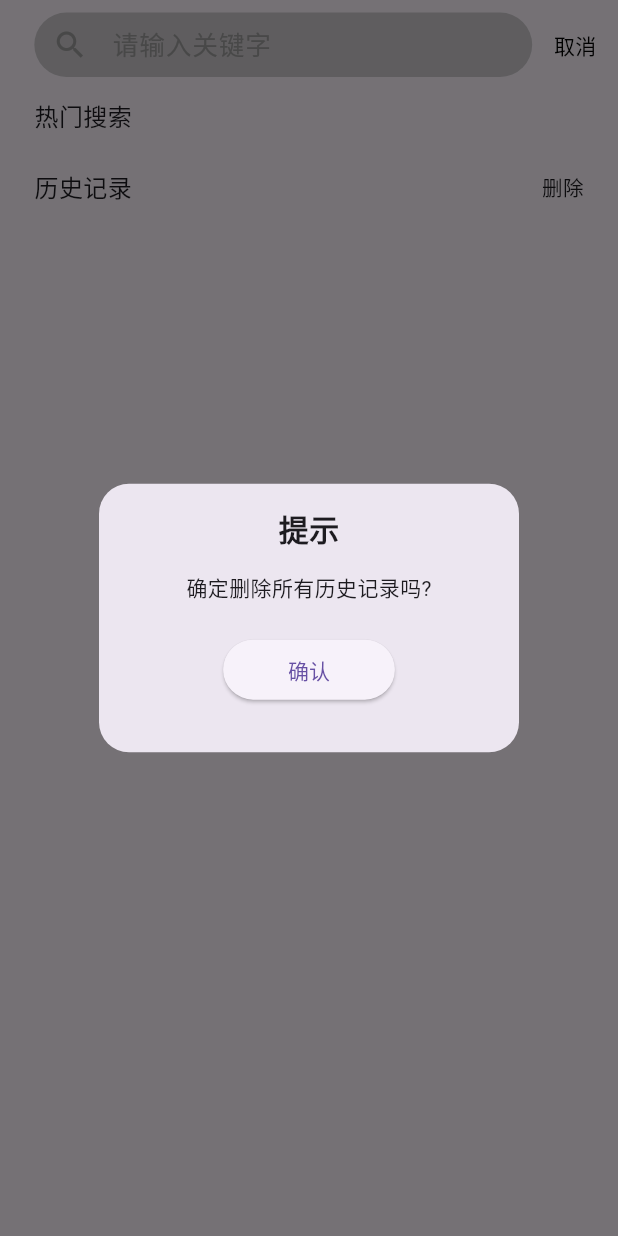
After one commit to Asmewill/wan_giao_pro, a Flutter app: the SearchPage screen opened by its route, after a tap on "删除", on a phone screen of 412 x 824 dp. The commit adds this screen. Run offline on Flutter 3.47's test engine with Material 3 defaults, Android fonts, the phone set to English and light mode, and no system bars; drawn by our look-alikes of oktoast, pull_to_refresh; our stand-ins replace cached_network_image, cookie_jar, dio, dio_cookie_manager, event_bus, flutter_screenutil and 7 more; missing offline and left inert: flutter_update_dialog, pk_skeleton_null_safe, sp_util; network calls fail; statements that could not run were skipped.

Commit message:
添加删除所有历史记录对话框

```diff
--- a/lib/controller/search_controller.dart
+++ b/lib/controller/search_controller.dart
@@ -94,5 +94,10 @@
     });
   }
 
+  void cleanAllHistory(){
+    SpUtil.putStringList(Constant.KEY_SEARCH_HISTORY, []);
+    searchHistory.value=[];
+  }
+
 
 }
--- /dev/null
+++ b/lib/dialog/remind_dialog.dart
@@ -0,0 +1,80 @@
+import 'package:flutter/material.dart';
+import 'package:flutter_screenutil/flutter_screenutil.dart';
+
+class RemindDialog extends StatefulWidget {
+  final String title;
+  final String content;
+  final VoidCallback onConfirm;
+
+  RemindDialog(this.title, this.content, this.onConfirm);
+
+  @override
+  State<RemindDialog> createState() => _RemindDialogState();
+}
+
+class _RemindDialogState extends State<RemindDialog>
+    with SingleTickerProviderStateMixin {
+  late AnimationController _animationController;
+
+  @override
+  void initState() {
+    super.initState();
+    _animationController = AnimationController(
+      vsync: this,
+      duration: Duration(milliseconds: 300),
+    )..forward();
+  }
+
+  @override
+  void dispose() {
+    _animationController.dispose();
+    super.dispose();
+  }
+
+  @override
+  Widget build(BuildContext context) {
+    return WillPopScope(
+      onWillPop: () async {
+        _animationController.reverse();
+        Navigator.of(context).pop();
+        return false;
+      },
+      child: ScaleTransition(
+        scale: CurvedAnimation(
+          parent: _animationController,
+          curve: Curves.easeOut,
+        ),
+        child: Dialog(
+          shape: RoundedRectangleBorder(
+            borderRadius: BorderRadius.circular(20),
+          ),
+          elevation: 5,
+          child: Container(
+            height: 150.h,
+            child: Column(
+              crossAxisAlignment: CrossAxisAlignment.center,
+              mainAxisAlignment: MainAxisAlignment.start,
+              children: [
+                SizedBox(height: 15),
+                Text(
+                  widget.title,
+                  style: TextStyle(fontSize: 20, fontWeight: FontWeight.bold),
+                ),
+                SizedBox(height: 15),
+                Text(widget.content),
+                SizedBox(height: 20),
+                Container(
+                  width: 100.w,
+                  child: ElevatedButton(
+                    onPressed: widget.onConfirm,
+                    child: Text('确认'),
+                  ),
+                )
+              ],
+            ),
+          ),
+        ),
+      ),
+    );
+  }
+}
--- a/lib/page/search_page.dart
+++ b/lib/page/search_page.dart
@@ -12,6 +12,7 @@
 import 'package:wan_giao_pro/compents/state_page.dart';
 import 'package:wan_giao_pro/controller/collection_controller.dart';
 import 'package:wan_giao_pro/controller/search_controller.dart';
+import 'package:wan_giao_pro/dialog/remind_dialog.dart';
 
 class SearchPage extends GetView<SearchController> {
   @override
@@ -62,7 +63,12 @@
                       alignment: Alignment.center,
                       child: TextButton(
                           onPressed: () {
+                            controller.textEditingController!.text = "";
+                            if (controller.isSearching.value) {
+                              controller.isSearching.value = false;
+                            } else {
                               Get.back();
+                            }
                           },
                           child: Text(
                             "取消",
@@ -83,7 +89,7 @@
                         height: 0.h,
                       ),
                       _buildHotSearchUiList(),
-                      _buildHistoryUiList()
+                      _buildHistoryUiList(context)
                     ],
                   ),
                 ),
@@ -118,7 +124,13 @@
                     backgroundColor: Colors
                         .primaries[Random().nextInt(Colors.primaries.length)],
                     onPressed: () {
-                      showToast(element.name ?? "");
+                      controller.setQueryKey(element.name ?? "");
+                      controller.setSearching(true);
+                      controller.textEditingController!.text =
+                          element.name ?? "";
+                      controller.textEditingController!.selection =
+                          TextSelection.collapsed(
+                              offset: (element.name ?? "").length);
                     });
               }).toList(),
             )
@@ -128,15 +140,41 @@
     );
   }
 
-  _buildHistoryUiList() {
+  _buildHistoryUiList(BuildContext context) {
     return Container(
       padding: EdgeInsets.only(left: 20.w, right: 10.w, top: 5.h, bottom: 5.h),
       child: Column(
         crossAxisAlignment: CrossAxisAlignment.start,
         children: [
+          Row(
+            mainAxisAlignment: MainAxisAlignment.spaceBetween,
+            children: [
               Text(
                 "历史记录",
                 style: TextStyle(fontSize: 14.sp),
+              ),
+              InkWell(
+                child: Container(
+                  alignment: Alignment.center,
+                  height: 30.h,
+                  margin: EdgeInsets.symmetric(horizontal: 10.w),
+                  child: Text(
+                    "删除",
+                    style: TextStyle(fontSize: 12.sp),
+                  ),
+                ),
+                onTap: () {
+                  showDialog(
+                      context: context,
+                      builder: (_) {
+                        return RemindDialog("提示", "确定删除所有历史记录吗?", () {
+                          controller!.cleanAllHistory();
+                          Navigator.of(context).pop();
+                        });
+                      });
+                },
+              )
+            ],
           ),
           SizedBox(
             height: 5.h,
@@ -149,7 +187,11 @@
                   backgroundColor: Colors
                       .primaries[Random().nextInt(Colors.primaries.length)],
                   onPressed: () {
-                    showToast(element);
+                    controller.setQueryKey(element ?? "");
+                    controller.setSearching(true);
+                    controller.textEditingController!.text = element ?? "";
+                    controller.textEditingController!.selection =
+                        TextSelection.collapsed(offset: (element ?? "").length);
                   });
             }).toList(),
           )
@@ -179,11 +221,8 @@
   }
 }
 
-
-
 class SearchResultPage extends StatefulWidget {
   SearchController searchController;
-
 
   SearchResultPage(this.searchController);
 
@@ -195,11 +234,13 @@
   @override
   Widget build(BuildContext context) {
     // TODO: implement build
-    return Scaffold(
+    return WillPopScope(
+        child: Scaffold(
           body: GetX(
             init: widget.searchController,
             initState: (state) {
-          widget.searchController.setRefreshController(new RefreshController());
+              widget.searchController
+                  .setRefreshController(new RefreshController());
               widget.searchController!.initData(true);
             },
             builder: (_) {
@@ -216,9 +257,17 @@
                   child: _bodyStateWidget(widget.searchController!));
             },
           ),
-    );
+        ),
+        onWillPop: () async {
+          // 返回键被按下时执行的操作
+          //showToast('返回键被按下');
+          widget.searchController.isSearching.value = false;
+          widget.searchController.textEditingController!.text = "";
+          // 返回 false 表示忽略返回键事件
+          // 返回 true 表示允许默认的返回键行为
+          return false;
+        });
   }
-
 
   _bodyStateWidget(SearchController controller) {
     if (controller.loadState.value == LoadState.LOADING) {
@@ -240,7 +289,8 @@
         controller.loadState.value == LoadState.NO_MORE) {
       return ListView.separated(
           itemBuilder: (context, index) {
-            ArticleItem articleItem=widget.searchController!.articleItems[index];
+            ArticleItem articleItem =
+                widget.searchController!.articleItems[index];
             return Container(
               height: 100.h,
               decoration: BoxDecoration(
@@ -262,8 +312,8 @@
                           CollectionController collectionController =
                               Get.find<CollectionController>();
                           if (articleItem.collect ?? false) {
-                            collectionController
-                                .unCollectionArticle(articleItem.id.toString(), () {
+                            collectionController.unCollectionArticle(
+                                articleItem.id.toString(), () {
                               articleItem.setCollect = false;
                               setState(() {});
                             }, (value) {
@@ -304,7 +354,8 @@
                                   margin: EdgeInsets.only(right: 10.w),
                                   decoration: BoxDecoration(
                                     color: Colors.transparent,
-                                        border: Border.all(color: Colors.red, width: 1),
+                                    border:
+                                        Border.all(color: Colors.red, width: 1),
                                     borderRadius: BorderRadius.circular(4),
                                   ),
                                   padding: EdgeInsets.only(
@@ -317,7 +368,8 @@
                                 )),
                             Text(
                               getAuthor(articleItem) ?? "",
-                                  style: TextStyle(color: Colors.grey, fontSize: 12.sp),
+                              style: TextStyle(
+                                  color: Colors.grey, fontSize: 12.sp),
                             ),
                             Expanded(
                                 child: Container(
@@ -327,8 +379,8 @@
                                 articleItem.niceDate ??
                                     articleItem.niceShareDate ??
                                     "",
-                                        style:
-                                        TextStyle(color: Colors.grey, fontSize: 12.sp),
+                                style: TextStyle(
+                                    color: Colors.grey, fontSize: 12.sp),
                               ),
                             ))
                           ],
@@ -355,7 +407,8 @@
                             padding: EdgeInsets.only(top: 5, right: 5),
                             child: Text(
                               "${articleItem.superChapterName}/${articleItem.chapterName}",
-                                  style: TextStyle(color: Colors.grey, fontSize: 12.sp),
+                              style: TextStyle(
+                                  color: Colors.grey, fontSize: 12.sp),
                               overflow: TextOverflow.ellipsis,
                               maxLines: 1,
                             ),
@@ -378,6 +431,7 @@
           itemCount: widget.searchController!.articleItems.length);
     }
   }
+
   String? getAuthor(ArticleItem articleItem) {
     String? author = "";
     if (articleItem.author != null && articleItem.author!.length > 0) {
@@ -387,5 +441,4 @@
     }
     return author;
   }
-
 }
```
Lines whose indentation alone changed are shown as unchanged.
